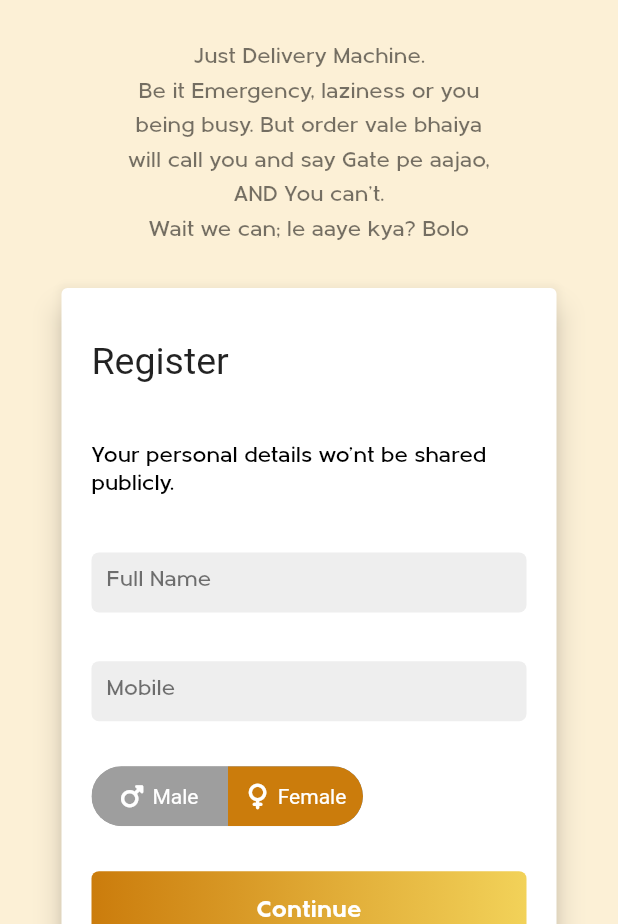
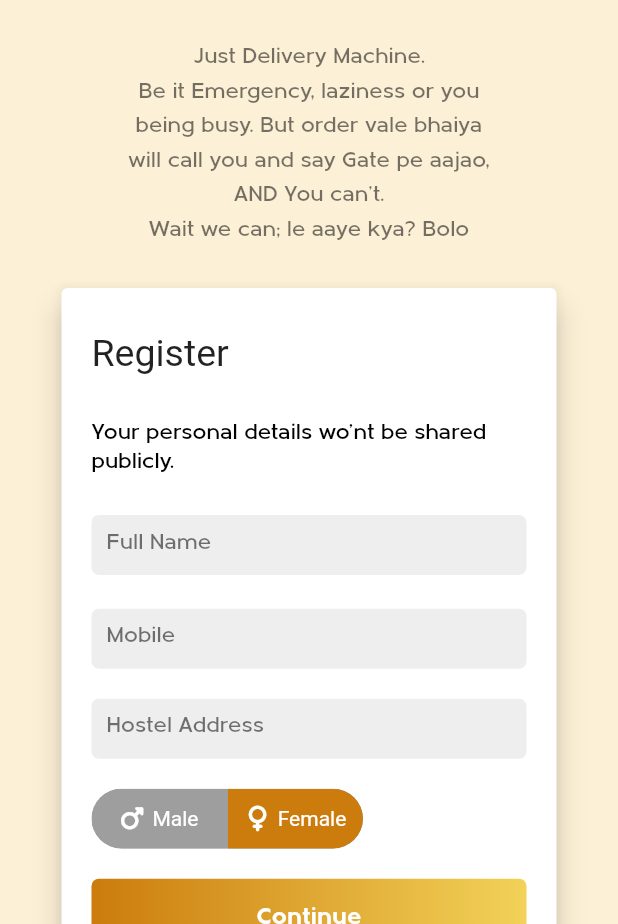
Before and after one commit to AkshatRastogi-1nC0re/JustDM, a Flutter app: the screen it shows after launch, on a phone screen of 412 x 824 dp, the part 312-1236 px from its top. Run offline on Flutter 3.47's test engine with Material 2 defaults, Android fonts, the phone set to English and light mode, and no system bars; drawn by our look-alikes of toggle_switch; our stand-ins replace bottom_navy_bar, flutter_rating_bar, flutter_spinkit, font_awesome_flutter, get, responsive_builder and 1 more; missing offline and left inert: enum_to_string; Roboto replaces fonts that are missing (Metrisch-ExtraBold); project files that could hold a hidden picture were left out.

Commit message:
refactor and addition of hostel address

```diff
--- a/lib/src/view/screen/RegisterPageElements/LoginCard.dart
+++ b/lib/src/view/screen/RegisterPageElements/LoginCard.dart
@@ -1,5 +1,4 @@
 import 'dart:async';
-
 
 import 'package:flutter/material.dart';
 import 'package:flutter_spinkit/flutter_spinkit.dart';
@@ -22,7 +21,6 @@ const spinkit = SpinKitThreeInOut(
 );
 
 class _LoginCardState extends State<LoginCard> {
-
   final myController = TextEditingController();
   bool Hoverforgotpass = false;
   bool Hoverdonthaveaccnt = false;
@@ -30,14 +28,8 @@ class _LoginCardState extends State<LoginCard> {
   String email = "";
   String password = "";
 
-
-
-
-
   @override
   Widget build(BuildContext context) {
-
-
     return Card(
       elevation: 8,
       child: Container(
@@ -146,6 +138,45 @@ class _LoginCardState extends State<LoginCard> {
             SizedBox(
               height: 7.5,
             ),
+            Align(
+              alignment: Alignment.centerLeft,
+              child: Container(
+                padding: EdgeInsets.only(left: 10),
+                decoration: BoxDecoration(
+                  borderRadius: BorderRadius.all(Radius.circular(5.0)),
+                  color: Colors.grey.shade200,
+                ),
+                height: 40,
+                child: TextField(
+                  obscureText: true,
+                  style: TextStyle(
+                      fontFamily: "Metrisch-Medium",
+                      height: 1.5,
+                      fontSize: 15,
+                      color: Colors.black54),
+                  onChanged: (value) {
+                    password = value.trim();
+                  },
+                  decoration: InputDecoration(
+                    border: InputBorder.none,
+                    hintStyle: TextStyle(
+                        fontFamily: "Metrisch-Medium",
+                        height: 1.5,
+                        fontSize: 15,
+                        color: Colors.black54),
+                    hintText: 'Hostel Address',
+                    // contentPadding:
+                    // EdgeInsets.symmetric(horizontal: 20.0),
+                    // border: OutlineInputBorder(
+                    //   borderRadius: BorderRadius.all(Radius.circular(5.0)),
+                    // ),
+                  ),
+                ),
+              ),
+            ),
+            SizedBox(
+              height: 7.5,
+            ),
             ToggleSwitch(
               minWidth: 90.0,
               initialLabelIndex: 1,
@@ -158,7 +189,10 @@ class _LoginCardState extends State<LoginCard> {
               animate: true,
               animationDuration: 500,
               icons: [FontAwesomeIcons.mars, FontAwesomeIcons.venus],
-              activeBgColors: [[Color(0xfff2d259)],[Color(0xffcb7c0c)]],
+              activeBgColors: [
+                [Color(0xfff2d259)],
+                [Color(0xffcb7c0c)]
+              ],
               onToggle: (index) {
                 print('switched to: $index');
               },
@@ -172,9 +206,7 @@ class _LoginCardState extends State<LoginCard> {
                     ? GradientButton(
                         title: "Continue",
                         buttonwidth: 300,
-                        onPressed: () {
-
-                        },
+                        onPressed: () {},
                       )
                     : Container(
                         height: 50,
@@ -192,7 +224,6 @@ class _LoginCardState extends State<LoginCard> {
                           child: spinkit,
                         ),
                       )),
-
           ],
         ),
       ),
--- a/lib/src/view/screen/register.dart
+++ b/lib/src/view/screen/register.dart
@@ -130,7 +130,7 @@ class _RegisterPageState extends State<RegisterPage> {
                                         : 0,
                                 child: Image(
                                     image: AssetImage(
-                                        "assets/RegisterPageimg.png"))),
+                                        "assets/registerpageimg.png"))),
                             LoginCard(),
                           ],
                         ),
```
Also changed, not shown: assets/registerpageimg.png (renamed from assets/loginpageimg.png).
